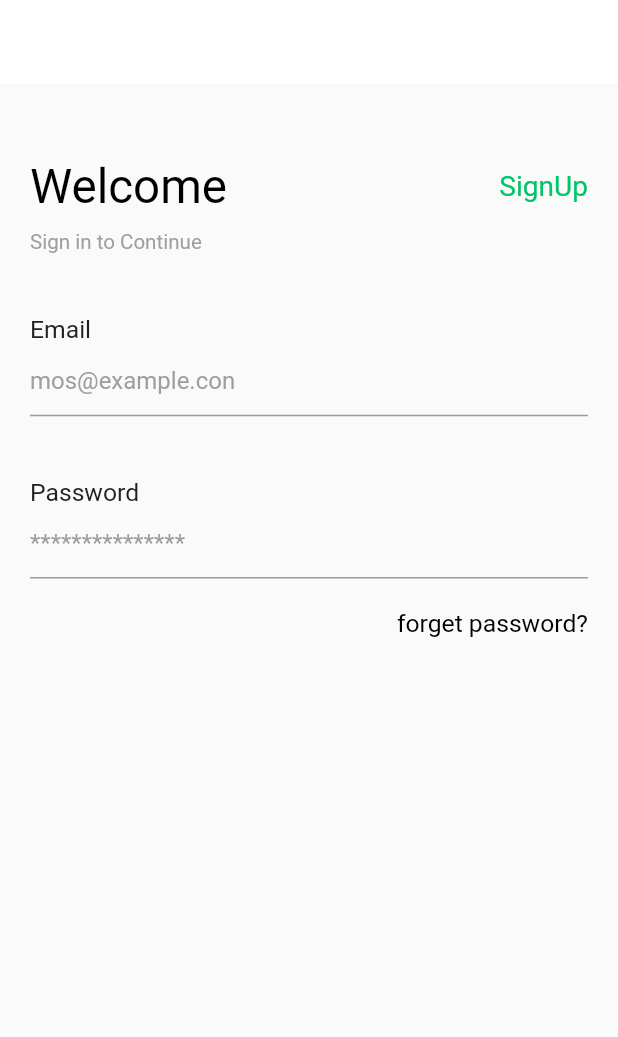
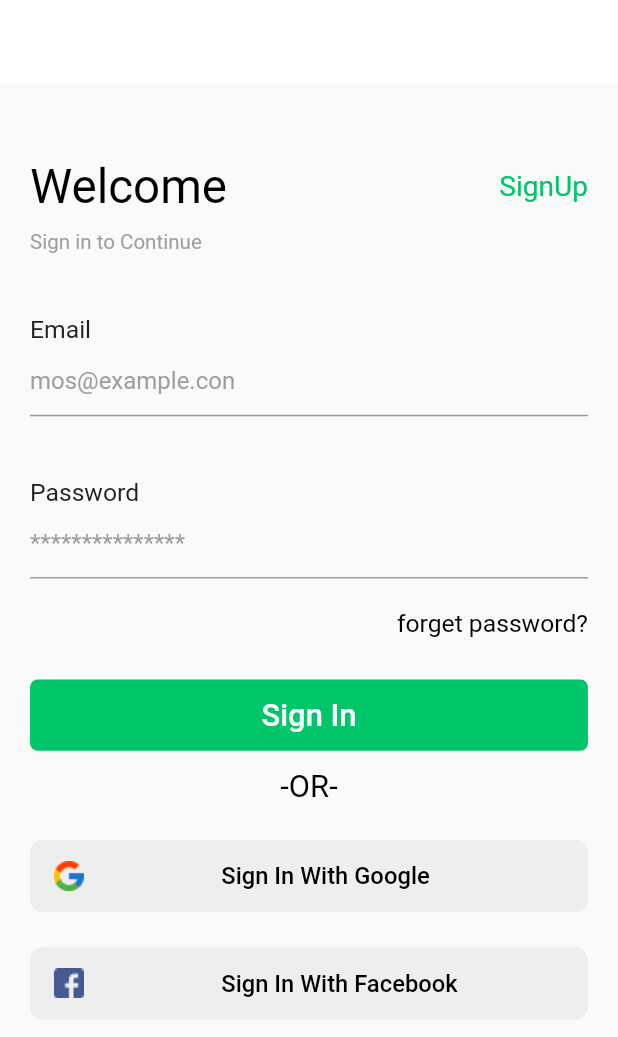
Before and after one commit to Engineer-mostafa/Shopy, a Flutter app: the screen it shows after launch, on a phone screen of 412 x 824 dp. Shown: the top 1037 px of the screen. Run offline on Flutter 3.47's test engine with Material 2 defaults, Android fonts, the phone set to English and light mode, and no system bars.

Commit message:
Login Screen social buttons

```diff
--- a/lib/view/auth/login_screen.dart
+++ b/lib/view/auth/login_screen.dart
@@ -1,4 +1,6 @@
 //Packages
+import 'package:e_commerce/view/widgets/custom_button.dart';
+import 'package:e_commerce/view/widgets/custom_button_social.dart';
 import 'package:flutter/material.dart';
 
 //widgets
@@ -11,7 +13,9 @@ import '../widgets/custom_text.dart';
 class LoginScreen extends StatelessWidget {
   @override
   Widget build(BuildContext context) {
-    final mediaQ = MediaQuery.of(context).size;
+    final mediaQ = MediaQuery
+        .of(context)
+        .size;
     return Scaffold(
       appBar: AppBar(
         elevation: 0.0,
@@ -58,8 +62,8 @@ class LoginScreen extends StatelessWidget {
               hintText: "mos@example.con",
               hintStyleColor: Colors.grey,
               fontSize: mediaQ.width / 25,
-              onSave: (value){},
-              onValidator: (value){},
+              onSave: (value) {},
+              onValidator: (value) {},
             ),
             SizedBox(
               height: mediaQ.height / 20,
@@ -69,16 +73,58 @@ class LoginScreen extends StatelessWidget {
               hintText: "***************",
               hintStyleColor: Colors.grey,
               fontSize: mediaQ.width / 25,
-              onSave: (value){},
-              onValidator: (value){},
+              onSave: (value) {},
+              onValidator: (value) {},
             ),
             SizedBox(
               height: mediaQ.height / 40,
             ),
-            CustomText(title: "forget password?",
-            fontSize: mediaQ.width/25,
-            alignment: Alignment.topRight,
+            CustomText(
+              title: "forget password?",
+              fontSize: mediaQ.width / 25,
+              alignment: Alignment.topRight,
               color: Colors.black,
+            ),
+            SizedBox(
+              height: mediaQ.height / 30,
+            ),
+            CustomButton(
+              padding: mediaQ.height / 70,
+              fontSize: mediaQ.width / 20,
+              borderRadius: mediaQ.width / 80,
+              buttonColor: primaryColor,
+              onpressed: (){},
+            ),
+            SizedBox(
+              height: mediaQ.height / 70,
+            ),
+            CustomText(
+              title: "-OR-",
+            fontSize: mediaQ.width/20,
+              alignment: Alignment.center,
+            ),
+            SizedBox(
+              height: mediaQ.height / 35,
+            ),
+            CustomButtonSocial(
+                text: "Sign In With Google",
+                imageName: 'assets/images/gg.png',
+                onPress: (){},
+              fontSize: mediaQ.width/26,
+              borderRadius: mediaQ.width/50,
+              width: mediaQ.width/4.5,
+            ),
+            SizedBox(
+              height: mediaQ.height / 35,
+            ),
+            CustomButtonSocial(
+              text: "Sign In With Facebook",
+              imageName: 'assets/images/facebook.png',
+              onPress: (){},
+              fontSize: mediaQ.width/26,
+              borderRadius: mediaQ.width/50,
+              width: mediaQ.width/4.5,
+
             ),
           ],
         ),
--- /dev/null
+++ b/lib/view/widgets/custom_button.dart
@@ -0,0 +1,34 @@
+
+//Packages
+import 'package:flutter/material.dart';
+
+
+//widgets
+import './custom_text.dart';
+
+class CustomButton extends StatelessWidget {
+  final padding;
+  final borderRadius;
+  final buttonColor;
+  final fontSize;
+  final Function onpressed;
+
+  const CustomButton({Key key, this.padding = 10, this.borderRadius = 4, this.buttonColor = Colors.amber, this.fontSize = 18.0, this.onpressed}) : super(key: key);
+
+  @override
+  Widget build(BuildContext context) {
+    return  FlatButton(
+      padding: EdgeInsets.all(padding),
+      shape: RoundedRectangleBorder(
+          borderRadius: BorderRadius.circular(borderRadius)
+      ),
+      onPressed: onpressed,
+      color: buttonColor,
+      child: CustomText(fontSize: fontSize,
+        color: Colors.white,
+        alignment: Alignment.center,
+        title: "Sign In",
+      ),
+    );
+  }
+}
--- /dev/null
+++ b/lib/view/widgets/custom_button_social.dart
@@ -0,0 +1,48 @@
+import 'package:flutter/material.dart';
+
+import 'custom_text.dart';
+
+class CustomButtonSocial extends StatelessWidget {
+  final String text;
+  final String imageName;
+  final Function onPress;
+  final fontSize;
+  final borderRadius;
+  final width;
+
+  CustomButtonSocial({
+    @required this.text,
+    @required this.imageName,
+    @required this.onPress,
+  @required this.fontSize,
+  @required this.borderRadius, this.width,
+  });
+
+  @override
+  Widget build(BuildContext context) {
+    return Container(
+      decoration: BoxDecoration(
+        borderRadius: BorderRadius.circular(borderRadius),
+        color: Colors.grey.shade200,
+      ),
+      child: FlatButton(
+        onPressed: onPress,
+        shape: new RoundedRectangleBorder(
+          borderRadius: new BorderRadius.circular(borderRadius),
+        ),
+        child: Row(
+          children: [
+            Image.asset(imageName),
+            SizedBox(
+              width: width,
+            ),
+            CustomText(
+              title: text,
+              fontSize: fontSize,
+            ),
+          ],
+        ),
+      ),
+    );
+  }
+}
--- a/lib/view/widgets/custom_text.dart
+++ b/lib/view/widgets/custom_text.dart
@@ -6,7 +6,7 @@ class CustomText extends StatelessWidget {
   final fontSize;
   final Alignment alignment;
 
-  const CustomText({Key key, this.title:"", this.color:Colors.black, this.fontSize:30, this.alignment:Alignment.center})
+  const CustomText({Key key, this.title:"", this.color:Colors.black, this.fontSize:30.0, this.alignment:Alignment.center})
       : super(key: key);
 
   @override
```
Also changed, not shown: pubspec.yaml (+5 -4 lines), assets/images/facebook.png (added), assets/images/gg.png (added).
